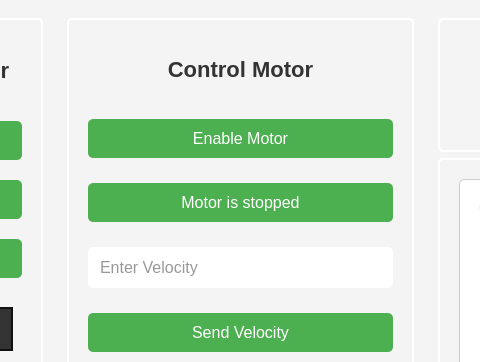
Before: the Qt Designer form app_dependency/mainwindow.ui in carl0801/ElbowExo, drawn with Qt 5; both pictures show x 221 to 701 and y 0 to 362 of the 1024 by 768 pixel window.
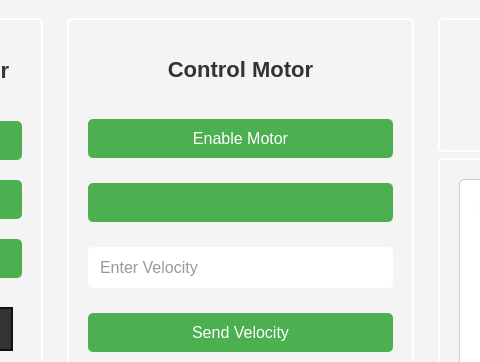
After: the same form once the commit is applied.

Patch:
```diff
--- a/app_dependency/mainwindow.ui
+++ b/app_dependency/mainwindow.ui
@@ -293,9 +293,6 @@
                                         </item>
                                         <item>
                                             <widget class="QPushButton" name="stall_motor_button">
-                                                <property name="text">
-                                                    <string>Motor is stopped</string>
-                                                </property>
                                                 <property name="styleSheet">
                                                     <string>
                                                     border: none;
```
